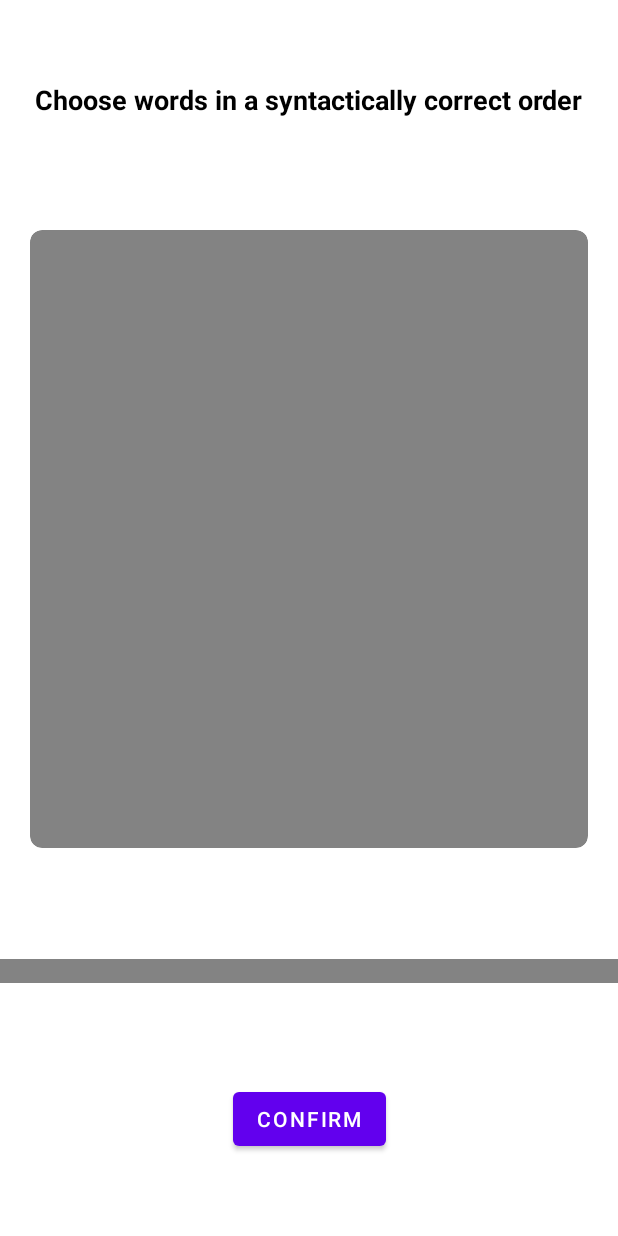
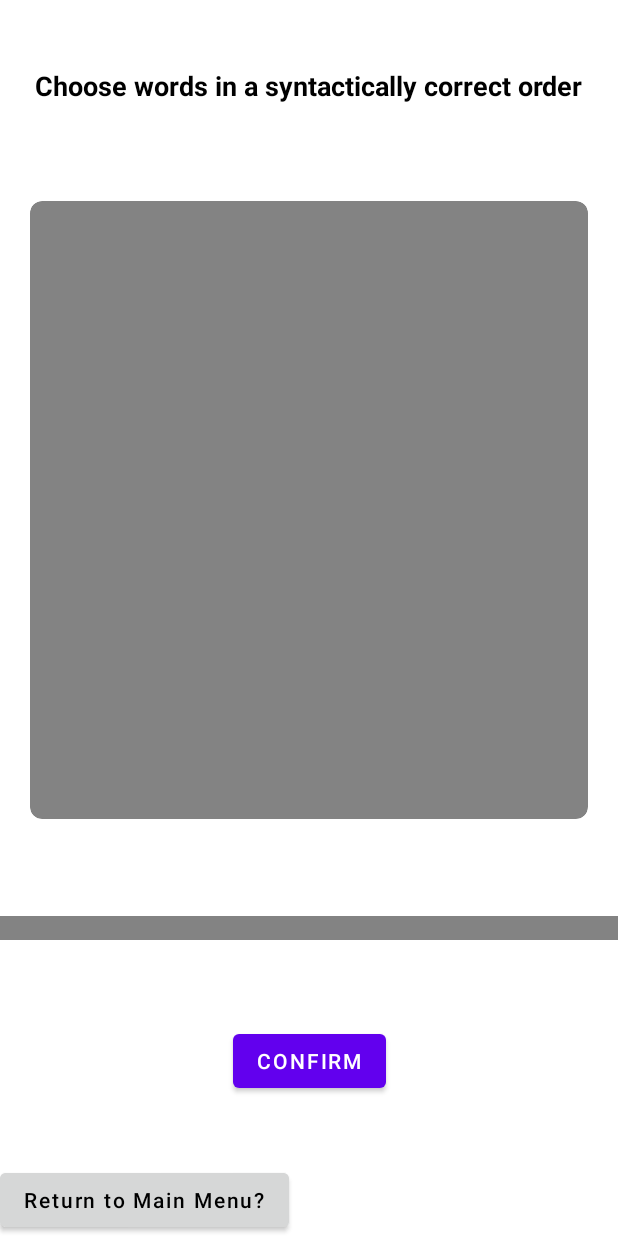
Before and after one commit to saintbrendan/MergedEd, an Android app: the layout activity_word_order.xml on its own in the app's theme, with its tools: preview values and no code run, on a phone screen of 412 x 824 dp. Run offline under Robolectric (Android 15) with nearby library versions, the phone set to English and light mode, and no system bars.

Commit message:
Add button to WordOrder to return to home screen

```diff
--- a/app/src/main/res/layout/activity_word_order.xml
+++ b/app/src/main/res/layout/activity_word_order.xml
@@ -61,9 +61,20 @@
         android:layout_height="wrap_content"
         android:layout_marginTop="12dp"
         android:text="Confirm"
-        app:layout_constraintBottom_toBottomOf="parent"
+        app:layout_constraintBottom_toTopOf="@+id/buttonHome"
         app:layout_constraintEnd_toEndOf="parent"
         app:layout_constraintStart_toStartOf="parent"
-        app:layout_constraintTop_toBottomOf="@+id/rvWords"
-        tools:layout_editor_absoluteX="166dp" />
+        app:layout_constraintTop_toBottomOf="@+id/rvWords" />
+
+    <Button
+        android:id="@+id/buttonHome"
+        android:layout_width="wrap_content"
+        android:layout_height="wrap_content"
+        android:backgroundTint="?attr/colorButtonNormal"
+        android:text="Return to Main Menu?"
+        android:textAllCaps="false"
+        android:textColor="@color/black"
+        app:layout_constraintBottom_toBottomOf="parent"
+        app:layout_constraintStart_toStartOf="parent" />
+
 </androidx.constraintlayout.widget.ConstraintLayout>
```
Also changed, not shown: app/src/main/java/com/example/mergeded/WordOrderActivity.kt (+7 -2 lines).
